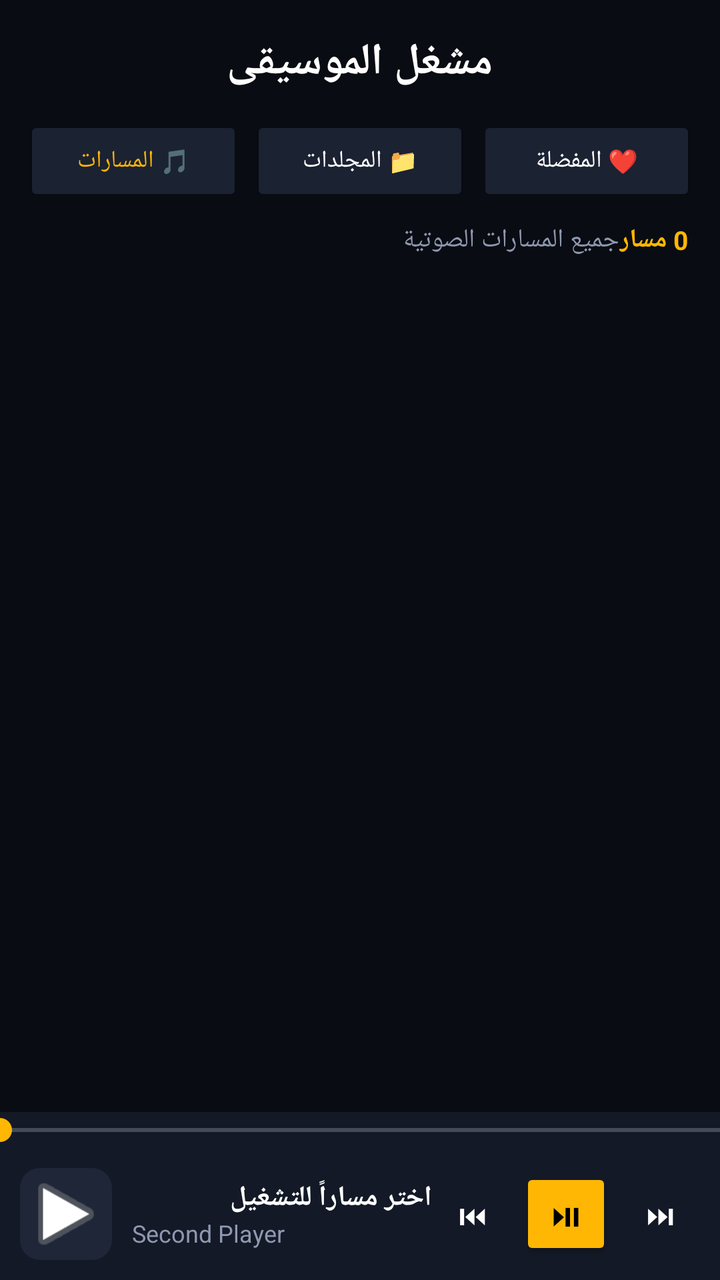
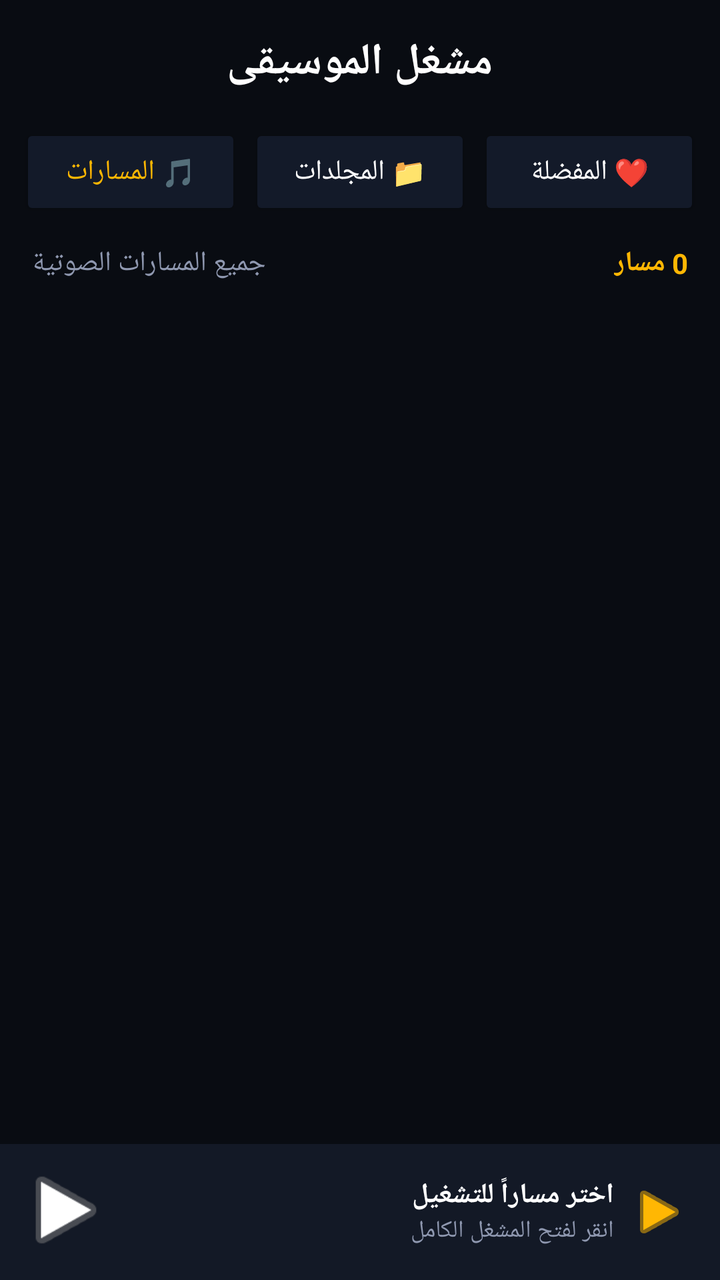

An Android layout rendered at two revisions. The XML below is the earlier revision; the diff shows what the commit changed to produce the second picture.
<!-- AndroidManifest.xml: application theme Theme.AppCompat.NoActionBar -->
<!-- res/layout/activity_main.xml -->
<?xml version="1.0" encoding="utf-8"?>
<RelativeLayout xmlns:android="http://schemas.android.com/apk/res/android"
    xmlns:app="http://schemas.android.com/apk/res-auto"
    android:layout_width="match_parent"
    android:layout_height="match_parent"
    android:background="#090C12">

    <TextView
        android:id="@+id/tvHeaderTitle"
        android:layout_width="wrap_content"
        android:layout_height="wrap_content"
        android:text="مشغل الموسيقى"
        android:textColor="#FFFFFF"
        android:textSize="22sp"
        android:textStyle="bold"
        android:layout_centerHorizontal="true"
        android:layout_marginTop="16dp"
        android:layout_marginBottom="12dp"/>

    <LinearLayout
        android:id="@+id/categoryLayout"
        android:layout_width="match_parent"
        android:layout_height="wrap_content"
        android:layout_below="@id/tvHeaderTitle"
        android:orientation="horizontal"
        android:paddingStart="12dp"
        android:paddingEnd="12dp"
        android:layout_marginBottom="8dp"
        android:weightSum="3">

        <Button
            android:id="@+id/btnCategoryTracks"
            android:layout_width="0dp"
            android:layout_height="45dp"
            android:layout_weight="1"
            android:text="🎵 المسارات"
            android:textSize="12sp"
            android:textColor="#FFB703"
            android:backgroundTint="#1B2232"
            android:layout_marginEnd="4dp"/>

        <Button
            android:id="@+id/btnCategoryFolders"
            android:layout_width="0dp"
            android:layout_height="45dp"
            android:layout_weight="1"
            android:text="📁 المجلدات"
            android:textSize="12sp"
            android:textColor="#FFFFFF"
            android:backgroundTint="#1B2232"
            android:layout_marginEnd="4dp"/>

        <Button
            android:id="@+id/btnCategoryFavorites"
            android:layout_width="0dp"
            android:layout_height="45dp"
            android:layout_weight="1"
            android:text="❤️ المفضلة"
            android:textSize="12sp"
            android:textColor="#FFFFFF"
            android:backgroundTint="#1B2232"/>
    </LinearLayout>

    <LinearLayout
        android:id="@+id/statsLayout"
        android:layout_width="match_parent"
        android:layout_height="wrap_content"
        android:layout_below="@id/categoryLayout"
        android:orientation="horizontal"
        android:paddingStart="16dp"
        android:paddingEnd="16dp"
        android:paddingBottom="8dp">

        <TextView
            android:id="@+id/tvSectionTitle"
            android:layout_width="0dp"
            android:layout_height="wrap_content"
            android:layout_weight="1"
            android:text="جميع المسارات الصوتية"
            android:textColor="#8F98B0"
            android:textSize="13sp"/>

        <TextView
            android:id="@+id/tvTrackCount"
            android:layout_width="wrap_content"
            android:layout_height="wrap_content"
            android:text="0 مسار"
            android:textColor="#FFB703"
            android:textSize="13sp"
            android:textStyle="bold"/>
    </LinearLayout>

    <androidx.recyclerview.widget.RecyclerView
        android:id="@+id/recyclerView"
        android:layout_width="match_parent"
        android:layout_height="match_parent"
        android:layout_below="@id/statsLayout"
        android:layout_above="@id/bottomPlayerCard"
        android:padding="8dp"/>

    
    <LinearLayout
        android:id="@+id/bottomPlayerCard"
        android:layout_width="match_parent"
        android:layout_height="wrap_content"
        android:layout_alignParentBottom="true"
        android:orientation="vertical"
        android:background="#131926"
        android:elevation="10dp">

        <SeekBar
            android:id="@+id/seekBar"
            android:layout_width="match_parent"
            android:layout_height="wrap_content"
            android:progressTint="#FFB703"
            android:thumbTint="#FFB703"
            android:paddingStart="0dp"
            android:paddingEnd="0dp"/>

        <RelativeLayout
            android:layout_width="match_parent"
            android:layout_height="wrap_content"
            android:padding="10dp">

            <com.google.android.material.imageview.ShapeableImageView
                android:id="@+id/ivBottomAlbumArt"
                android:layout_width="46dp"
                android:layout_height="46dp"
                android:layout_alignParentStart="true"
                android:scaleType="centerCrop"
                android:src="@android:drawable/ic_media_play"
                android:background="#1E2638"
                app:shapeAppearanceOverlay="@style/RoundedImageView"/>

            <LinearLayout
                android:layout_width="wrap_content"
                android:layout_height="wrap_content"
                android:layout_toEndOf="@id/ivBottomAlbumArt"
                android:layout_toStartOf="@id/controlsLayout"
                android:layout_centerVertical="true"
                android:layout_marginStart="10dp"
                android:orientation="vertical">

                <TextView
                    android:id="@+id/tvNowPlayingTitle"
                    android:layout_width="match_parent"
                    android:layout_height="wrap_content"
                    android:text="اختر مساراً للتشغيل"
                    android:textColor="#FFFFFF"
                    android:textSize="14sp"
                    android:textStyle="bold"
                    android:maxLines="1"
                    android:ellipsize="end"/>

                <TextView
                    android:id="@+id/tvNowPlayingArtist"
                    android:layout_width="match_parent"
                    android:layout_height="wrap_content"
                    android:text="Second Player"
                    android:textColor="#8F98B0"
                    android:textSize="12sp"
                    android:maxLines="1"/>
            </LinearLayout>

            <LinearLayout
                android:id="@+id/controlsLayout"
                android:layout_width="wrap_content"
                android:layout_height="wrap_content"
                android:layout_alignParentEnd="true"
                android:layout_centerVertical="true"
                android:gravity="center_vertical">

                <Button
                    android:id="@+id/btnPrevious"
                    android:layout_width="40dp"
                    android:layout_height="40dp"
                    android:text="⏮"
                    android:textColor="#FFFFFF"
                    android:textSize="14sp"
                    android:background="?attr/selectableItemBackgroundBorderless"/>

                <Button
                    android:id="@+id/btnPlayPause"
                    android:layout_width="46dp"
                    android:layout_height="46dp"
                    android:text="⏯"
                    android:textColor="#000000"
                    android:textSize="16sp"
                    android:backgroundTint="#FFB703"
                    android:layout_marginStart="4dp"
                    android:layout_marginEnd="4dp"/>

                <Button
                    android:id="@+id/btnNext"
                    android:layout_width="40dp"
                    android:layout_height="40dp"
                    android:text="⏭"
                    android:textColor="#FFFFFF"
                    android:textSize="14sp"
                    android:background="?attr/selectableItemBackgroundBorderless"/>
            </LinearLayout>
        </RelativeLayout>
    </LinearLayout>

</RelativeLayout>
<!-- resources referenced by this layout -->
<resources>
  <style name="RoundedImageView">
          <item name="cornerSize">10dp</item>
      </style>
</resources>

<!-- the commit's change to res/layout/activity_main.xml (unified diff, before → after) -->
@@ -5,201 +5,162 @@
     android:layout_height="match_parent"
     android:background="#090C12">
 
-    <TextView
-        android:id="@+id/tvHeaderTitle"
-        android:layout_width="wrap_content"
+    <RelativeLayout
+        android:id="@+id/headerBar"
+        android:layout_width="match_parent"
         android:layout_height="wrap_content"
-        android:text="مشغل الموسيقى"
-        android:textColor="#FFFFFF"
-        android:textSize="22sp"
-        android:textStyle="bold"
-        android:layout_centerHorizontal="true"
-        android:layout_marginTop="16dp"
-        android:layout_marginBottom="12dp"/>
+        android:padding="16dp">
+
+        <TextView
+            android:layout_width="wrap_content"
+            android:layout_height="wrap_content"
+            android:text="مشغل الموسيقى"
+            android:textColor="#FFFFFF"
+            android:textSize="22sp"
+            android:textStyle="bold"
+            android:layout_centerInParent="true"/>
+    </RelativeLayout>
 
     <LinearLayout
-        android:id="@+id/categoryLayout"
+        android:id="@+id/gridCategories"
         android:layout_width="match_parent"
         android:layout_height="wrap_content"
-        android:layout_below="@id/tvHeaderTitle"
+        android:layout_below="@id/headerBar"
         android:orientation="horizontal"
-        android:paddingStart="12dp"
-        android:paddingEnd="12dp"
-        android:layout_marginBottom="8dp"
-        android:weightSum="3">
+        android:weightSum="3"
+        android:paddingStart="10dp"
+        android:paddingEnd="10dp"
+        android:layout_marginBottom="12dp">
 
         <Button
-            android:id="@+id/btnCategoryTracks"
+            android:id="@+id/btnCatTracks"
             android:layout_width="0dp"
-            android:layout_height="45dp"
+            android:layout_height="48dp"
             android:layout_weight="1"
             android:text="🎵 المسارات"
-            android:textSize="12sp"
             android:textColor="#FFB703"
-            android:backgroundTint="#1B2232"
+            android:backgroundTint="#131A29"
             android:layout_marginEnd="4dp"/>
 
         <Button
-            android:id="@+id/btnCategoryFolders"
+            android:id="@+id/btnCatFolders"
             android:layout_width="0dp"
-            android:layout_height="45dp"
+            android:layout_height="48dp"
             android:layout_weight="1"
             android:text="📁 المجلدات"
-            android:textSize="12sp"
             android:textColor="#FFFFFF"
-            android:backgroundTint="#1B2232"
+            android:backgroundTint="#131A29"
             android:layout_marginEnd="4dp"/>
 
         <Button
-            android:id="@+id/btnCategoryFavorites"
+            android:id="@+id/btnCatFavs"
             android:layout_width="0dp"
-            android:layout_height="45dp"
+            android:layout_height="48dp"
             android:layout_weight="1"
             android:text="❤️ المفضلة"
-            android:textSize="12sp"
             android:textColor="#FFFFFF"
-            android:backgroundTint="#1B2232"/>
+            android:backgroundTint="#131A29"/>
     </LinearLayout>
 
-    <LinearLayout
-        android:id="@+id/statsLayout"
+    <RelativeLayout
+        android:id="@+id/listHeader"
         android:layout_width="match_parent"
         android:layout_height="wrap_content"
-        android:layout_below="@id/categoryLayout"
-        android:orientation="horizontal"
+        android:layout_below="@id/gridCategories"
         android:paddingStart="16dp"
         android:paddingEnd="16dp"
         android:paddingBottom="8dp">
 
         <TextView
-            android:id="@+id/tvSectionTitle"
-            android:layout_width="0dp"
+            android:id="@+id/tvCurrentCategoryTitle"
+            android:layout_width="wrap_content"
             android:layout_height="wrap_content"
-            android:layout_weight="1"
             android:text="جميع المسارات الصوتية"
             android:textColor="#8F98B0"
-            android:textSize="13sp"/>
+            android:textSize="14sp"/>
 
         <TextView
-            android:id="@+id/tvTrackCount"
+            android:id="@+id/tvCount"
             android:layout_width="wrap_content"
             android:layout_height="wrap_content"
             android:text="0 مسار"
             android:textColor="#FFB703"
-            android:textSize="13sp"
-            android:textStyle="bold"/>
-    </LinearLayout>
+            android:textSize="14sp"
+            android:textStyle="bold"
+            android:layout_alignParentEnd="true"/>
+    </RelativeLayout>
 
     <androidx.recyclerview.widget.RecyclerView
         android:id="@+id/recyclerView"
         android:layout_width="match_parent"
         android:layout_height="match_parent"
-        android:layout_below="@id/statsLayout"
+        android:layout_below="@id/listHeader"
         android:layout_above="@id/bottomPlayerCard"
-        android:padding="8dp"/>
+        android:padding="6dp"/>
 
-    
-    <LinearLayout
+    <RelativeLayout
         android:id="@+id/bottomPlayerCard"
         android:layout_width="match_parent"
-        android:layout_height="wrap_content"
+        android:layout_height="68dp"
         android:layout_alignParentBottom="true"
-        android:orientation="vertical"
         android:background="#131926"
-        android:elevation="10dp">
+        android:padding="8dp"
+        android:clickable="true"
+        android:focusable="true">
 
-        <SeekBar
-            android:id="@+id/seekBar"
-            android:layout_width="match_parent"
+        <com.google.android.material.imageview.ShapeableImageView
+            android:id="@+id/ivBottomArt"
+            android:layout_width="50dp"
+            android:layout_height="50dp"
+            android:scaleType="centerCrop"
+            android:src="@android:drawable/ic_media_play"
+            app:shapeAppearanceOverlay="@style/RoundedImageView"/>
+
+        <LinearLayout
+            android:layout_width="wrap_content"
             android:layout_height="wrap_content"
-            android:progressTint="#FFB703"
-            android:thumbTint="#FFB703"
-            android:paddingStart="0dp"
-            android:paddingEnd="0dp"/>
+            android:layout_toEndOf="@id/ivBottomArt"
+            android:layout_toStartOf="@id/controls"
+            android:layout_centerVertical="true"
+            android:layout_marginStart="12dp"
+            android:orientation="vertical">
 
-        <RelativeLayout
-            android:layout_width="match_parent"
+            <TextView
+                android:id="@+id/tvBottomTitle"
+                android:layout_width="match_parent"
+                android:layout_height="wrap_content"
+                android:text="اختر مساراً للتشغيل"
+                android:textColor="#FFFFFF"
+                android:textSize="14sp"
+                android:textStyle="bold"
+                android:maxLines="1"
+                android:ellipsize="end"/>
+
+            <TextView
+                android:id="@+id/tvBottomArtist"
+                android:layout_width="match_parent"
+                android:layout_height="wrap_content"
+                android:text="انقر لفتح المشغل الكامل"
+                android:textColor="#8F98B0"
+                android:textSize="12sp"
+                android:maxLines="1"/>
+        </LinearLayout>
+
+        <LinearLayout
+            android:id="@+id/controls"
+            android:layout_width="wrap_content"
             android:layout_height="wrap_content"
-            android:padding="10dp">
+            android:layout_alignParentEnd="true"
+            android:layout_centerVertical="true">
 
-            <com.google.android.material.imageview.ShapeableImageView
-                android:id="@+id/ivBottomAlbumArt"
-                android:layout_width="46dp"
-                android:layout_height="46dp"
-                android:layout_alignParentStart="true"
-                android:scaleType="centerCrop"
+            <ImageButton
+                android:id="@+id/btnBottomPlayPause"
+                android:layout_width="45dp"
+                android:layout_height="45dp"
+                android:background="?attr/selectableItemBackgroundBorderless"
                 android:src="@android:drawable/ic_media_play"
-                android:background="#1E2638"
-                app:shapeAppearanceOverlay="@style/RoundedImageView"/>
-
-            <LinearLayout
-                android:layout_width="wrap_content"
-                android:layout_height="wrap_content"
-                android:layout_toEndOf="@id/ivBottomAlbumArt"
-                android:layout_toStartOf="@id/controlsLayout"
-                android:layout_centerVertical="true"
-                android:layout_marginStart="10dp"
-                android:orientation="vertical">
-
-                <TextView
-                    android:id="@+id/tvNowPlayingTitle"
-                    android:layout_width="match_parent"
-                    android:layout_height="wrap_content"
-                    android:text="اختر مساراً للتشغيل"
-                    android:textColor="#FFFFFF"
-                    android:textSize="14sp"
-                    android:textStyle="bold"
-                    android:maxLines="1"
-                    android:ellipsize="end"/>
-
-                <TextView
-                    android:id="@+id/tvNowPlayingArtist"
-                    android:layout_width="match_parent"
-                    android:layout_height="wrap_content"
-                    android:text="Second Player"
-                    android:textColor="#8F98B0"
-                    android:textSize="12sp"
-                    android:maxLines="1"/>
-            </LinearLayout>
-
-            <LinearLayout
-                android:id="@+id/controlsLayout"
-                android:layout_width="wrap_content"
-                android:layout_height="wrap_content"
-                android:layout_alignParentEnd="true"
-                android:layout_centerVertical="true"
-                android:gravity="center_vertical">
-
-                <Button
-                    android:id="@+id/btnPrevious"
-                    android:layout_width="40dp"
-                    android:layout_height="40dp"
-                    android:text="⏮"
-                    android:textColor="#FFFFFF"
-                    android:textSize="14sp"
-                    android:background="?attr/selectableItemBackgroundBorderless"/>
-
-                <Button
-                    android:id="@+id/btnPlayPause"
-                    android:layout_width="46dp"
-                    android:layout_height="46dp"
-                    android:text="⏯"
-                    android:textColor="#000000"
-                    android:textSize="16sp"
-                    android:backgroundTint="#FFB703"
-                    android:layout_marginStart="4dp"
-                    android:layout_marginEnd="4dp"/>
-
-                <Button
-                    android:id="@+id/btnNext"
-                    android:layout_width="40dp"
-                    android:layout_height="40dp"
-                    android:text="⏭"
-                    android:textColor="#FFFFFF"
-                    android:textSize="14sp"
-                    android:background="?attr/selectableItemBackgroundBorderless"/>
-            </LinearLayout>
-        </RelativeLayout>
-    </LinearLayout>
+                android:tint="#FFB703"/>
+        </LinearLayout>
+    </RelativeLayout>
 
 </RelativeLayout>
<!-- resource entries referenced after the edit -->
@@ -1,7 +1,7 @@
 <!-- resources referenced by this layout -->
 <resources>
   <style name="RoundedImageView">
-          <item name="cornerSize">10dp</item>
+          <item name="cornerSize">12dp</item>
       </style>
 </resources>
 
